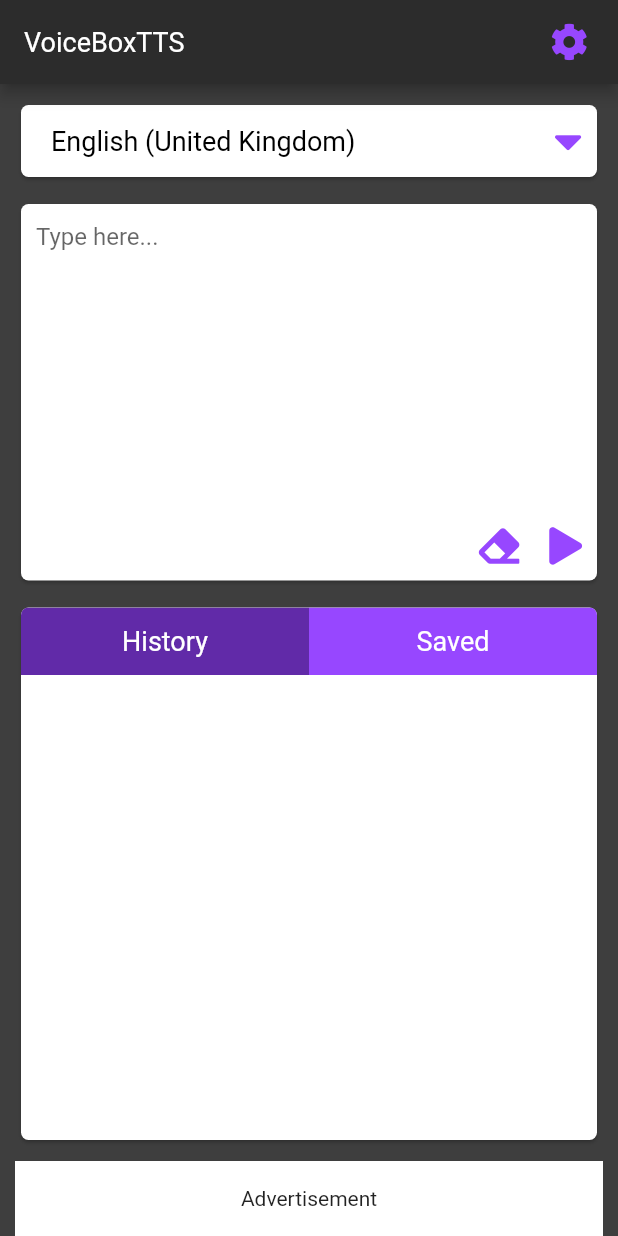
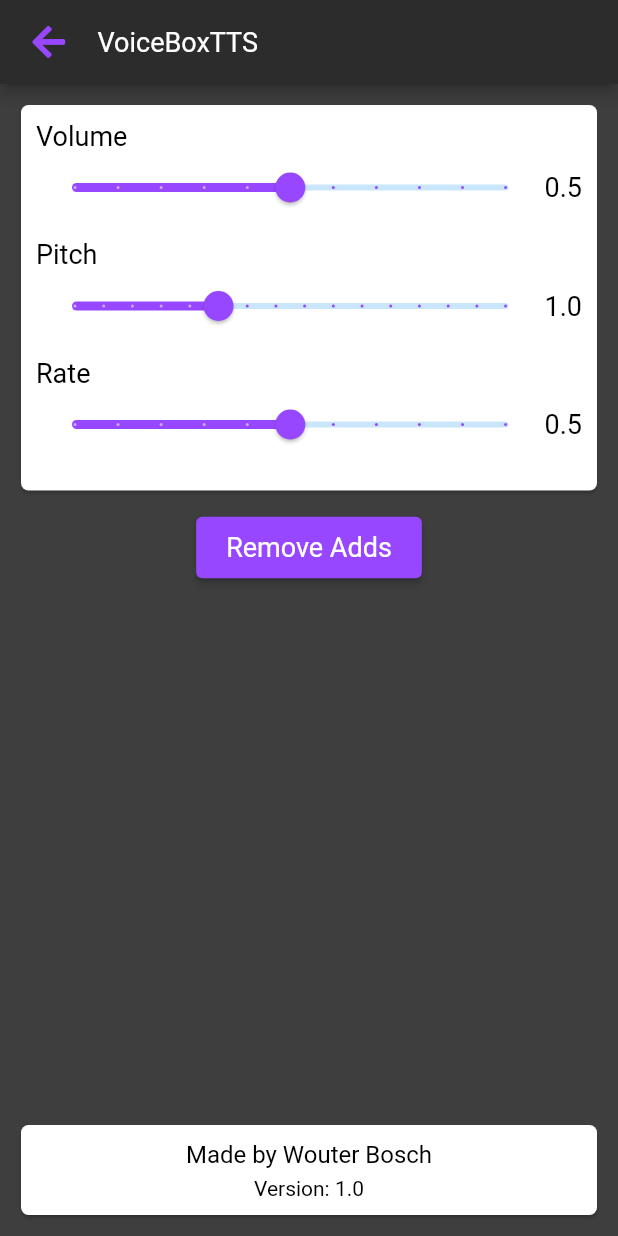
Before and after one commit to WackyWouter/VoiceBoxTTS, a Flutter app: the screen it shows after launch, after a tap on an icon or button, on a phone screen of 412 x 824 dp. Run offline on Flutter 3.47's test engine with Material 2 defaults, Android fonts, the phone set to English and light mode, and no system bars; drawn by our look-alikes of dropdown_button2; our stand-ins replace flutter_tts, font_awesome_flutter.

Commit message:
add settings screen

```diff
--- a/lib/main.dart
+++ b/lib/main.dart
@@ -1,5 +1,6 @@
 import 'package:flutter/material.dart';
 import 'package:voiceboxtts/screens/home_screen.dart';
+import 'package:voiceboxtts/screens/settings_screen.dart';
 
 void main() {
   runApp(const VoiceBoxTTS());
@@ -15,8 +16,8 @@ class VoiceBoxTTS extends StatelessWidget {
       initialRoute: HomeScreen.id,
       routes: {
         HomeScreen.id: (context) => const HomeScreen(),
+        SettingsScreen.id: (context) => SettingsScreen(),
       },
     );
-
   }
 }
--- a/lib/screens/home_screen.dart
+++ b/lib/screens/home_screen.dart
@@ -5,6 +5,7 @@ import 'package:flutter_tts/flutter_tts.dart';
 import 'package:font_awesome_flutter/font_awesome_flutter.dart';
 import 'package:voiceboxtts/constants.dart' as constants;
 import 'package:voiceboxtts/models/fav_list_item.dart';
+import 'package:voiceboxtts/screens/settings_screen.dart';
 import 'package:voiceboxtts/widgets/custom_card.dart';
 import 'package:voiceboxtts/widgets/custom_icon_btn.dart';
 import 'package:voiceboxtts/widgets/section_btn.dart';
@@ -12,8 +13,6 @@ import 'package:voiceboxtts/widgets/show_divider.dart';
 
 class HomeScreen extends StatefulWidget {
   static const String id = 'home_screen';
-
-  final double radius = 5.0;
 
   const HomeScreen({Key? key}) : super(key: key);
 
@@ -261,7 +260,17 @@ class _HomeScreenState extends State<HomeScreen> {
               alignment: Alignment.center,
               child: CustomIconBtn(
                 icon: FontAwesomeIcons.cog,
-                onTap: () {},
+                onTap: () {
+                  Navigator.push(
+                    context,
+                    MaterialPageRoute(
+                        builder: (context) => SettingsScreen(
+                              volume: volume,
+                              rate: rate,
+                              pitch: pitch,
+                            )),
+                  );
+                },
               ),
             ),
           )
--- /dev/null
+++ b/lib/screens/settings_screen.dart
@@ -0,0 +1,152 @@
+import 'package:flutter/material.dart';
+import 'package:font_awesome_flutter/font_awesome_flutter.dart';
+import 'package:voiceboxtts/constants.dart' as constants;
+import 'package:voiceboxtts/widgets/custom_card.dart';
+import 'package:voiceboxtts/widgets/custom_icon_btn.dart';
+import 'package:voiceboxtts/widgets/custom_slider.dart';
+
+class SettingsScreen extends StatefulWidget {
+  static const String id = 'settings_screen';
+
+  double pitch;
+  double rate;
+  double volume;
+
+  SettingsScreen({Key? key, this.pitch = 0, this.rate = 0, this.volume = 0})
+      : super(key: key);
+
+  @override
+  _SettingsScreenState createState() => _SettingsScreenState();
+}
+
+class _SettingsScreenState extends State<SettingsScreen> {
+  @override
+  Widget build(BuildContext context) {
+    return Scaffold(
+      resizeToAvoidBottomInset: false,
+      appBar: AppBar(
+        titleSpacing: 20,
+        leadingWidth: 45,
+        leading: Padding(
+          padding: const EdgeInsets.only(left: 20.0),
+          child: Container(
+            alignment: Alignment.center,
+            child: CustomIconBtn(
+              icon: FontAwesomeIcons.arrowLeft,
+              onTap: () {
+                //  TODO add the sending back of the values
+                Navigator.of(context).pop();
+              },
+            ),
+          ),
+        ),
+        backgroundColor: constants.headerBg,
+        titleTextStyle: constants.headerStyle,
+        title: const Text(constants.appName),
+        actions: [
+          Padding(
+            padding: const EdgeInsets.only(right: 20.0),
+            child: Container(
+              alignment: Alignment.center,
+            ),
+          )
+        ],
+      ),
+      backgroundColor: constants.bodyBg,
+      body: SafeArea(
+        child: Column(
+          mainAxisAlignment: MainAxisAlignment.spaceBetween,
+          children: [
+            Column(
+              children: [
+                CustomCard(
+                  botPadding: 10,
+                  child: Padding(
+                    padding: const EdgeInsets.all(10.0),
+                    child: Column(
+                      mainAxisSize: MainAxisSize.min,
+                      children: [
+                        CustomSlider(
+                          value: widget.volume,
+                          onChanged: (newVolume) {
+                            setState(() {
+                              widget.volume =
+                                  double.parse(newVolume.toStringAsFixed(1));
+                            });
+                          },
+                          label: "Volume",
+                        ),
+                        CustomSlider(
+                          value: widget.pitch,
+                          onChanged: (newPitch) {
+                            setState(() {
+                              widget.pitch =
+                                  double.parse(newPitch.toStringAsFixed(1));
+                            });
+                          },
+                          min: 0.5,
+                          max: 2.0,
+                          divisions: 15,
+                          label: "Pitch",
+                        ),
+                        CustomSlider(
+                          value: widget.rate,
+                          onChanged: (newRate) {
+                            setState(() {
+                              widget.rate =
+                                  double.parse(newRate.toStringAsFixed(1));
+                            });
+                          },
+                          min: 0.0,
+                          max: 1.0,
+                          divisions: 10,
+                          label: "Rate",
+                        )
+                      ],
+                    ),
+                  ),
+                ),
+                ElevatedButton(
+                  onPressed: () {
+                    //  TODO add functionality to remove adds
+                  },
+                  child: const Text(
+                    'Remove Adds',
+                  ),
+                  style: ElevatedButton.styleFrom(
+                    padding: const EdgeInsets.symmetric(
+                        horizontal: 20, vertical: 10),
+                    primary: constants.primary,
+                    // padding: EdgeInsets.symmetric(horizontal: 50, vertical: 20),
+                    textStyle: constants.headerStyle,
+                  ),
+                ),
+              ],
+            ),
+            CustomCard(
+              botPadding: 10,
+              child: Padding(
+                padding: const EdgeInsets.all(10),
+                child: Column(
+                  children: [
+                    Text(
+                      'Made by Wouter Bosch',
+                      style: constants.textStyle.copyWith(fontSize: 16),
+                    ),
+                    const SizedBox(
+                      height: 5,
+                    ),
+                    Text(
+                      'Version: 1.0',
+                      style: constants.textStyle.copyWith(fontSize: 14),
+                    ),
+                  ],
+                ),
+              ),
+            ),
+          ],
+        ),
+      ),
+    );
+  }
+}
--- a/lib/widgets/custom_card.dart
+++ b/lib/widgets/custom_card.dart
@@ -3,13 +3,15 @@ import 'package:voiceboxtts/constants.dart' as constants;
 
 class CustomCard extends StatelessWidget {
   final Widget child;
+  final double botPadding;
 
-  const CustomCard({Key? key, required this.child}) : super(key: key);
+  const CustomCard({Key? key, required this.child, this.botPadding = 0.0})
+      : super(key: key);
 
   @override
   Widget build(BuildContext context) {
     return Padding(
-        padding: const EdgeInsets.fromLTRB(10, 10, 10, 0),
+        padding: EdgeInsets.fromLTRB(10, 10, 10, botPadding),
         child: SizedBox(
           width: double.maxFinite,
           child: Card(
--- /dev/null
+++ b/lib/widgets/custom_slider.dart
@@ -0,0 +1,56 @@
+import 'package:flutter/material.dart';
+import 'package:voiceboxtts/constants.dart' as constants;
+
+class CustomSlider extends StatelessWidget {
+  final double value;
+  final void Function(double) onChanged;
+  final String label;
+  final double min;
+  final double max;
+  final int divisions;
+
+  const CustomSlider(
+      {Key? key,
+      required this.value,
+      required this.onChanged,
+      required this.label,
+      this.min = 0.0,
+      this.max = 1.0,
+      this.divisions = 10})
+      : super(key: key);
+
+  @override
+  Widget build(BuildContext context) {
+    return Column(
+      crossAxisAlignment: CrossAxisAlignment.start,
+      children: [
+        Text(
+          label,
+          style: constants.textStyle,
+        ),
+        Row(
+          children: [
+            Expanded(
+              child: Slider(
+                value: value,
+                onChanged: onChanged,
+                min: min,
+                max: max,
+                divisions: divisions,
+                label: label + ': ' + value.toString(),
+                activeColor: constants.primary,
+              ),
+            ),
+            Text(
+              value.toString(),
+              style: constants.textStyle,
+            ),
+          ],
+        ),
+        const SizedBox(
+          height: 10,
+        )
+      ],
+    );
+  }
+}
```
